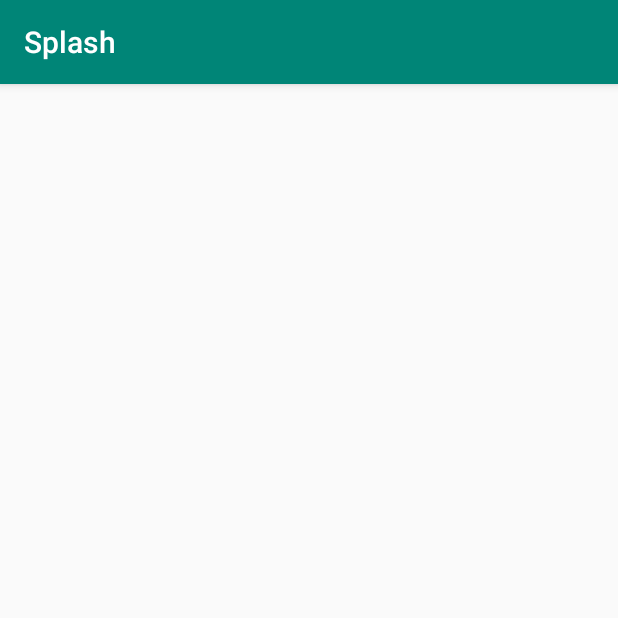
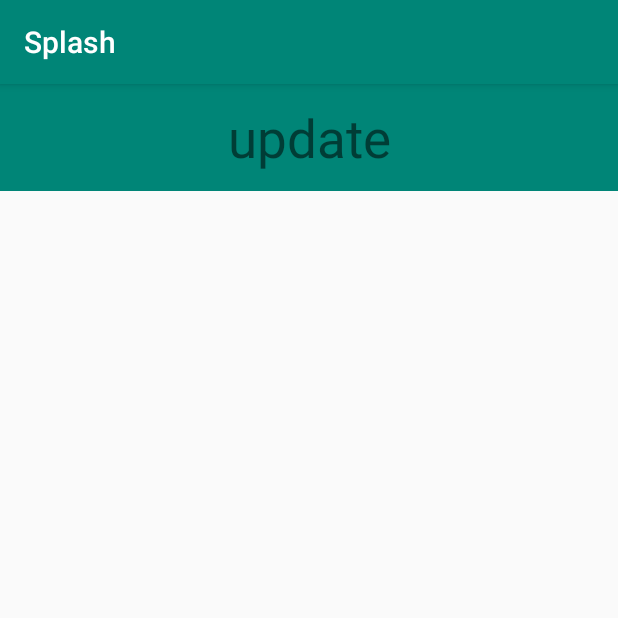
Before and after one commit to mohamednabiltraining/NotesAppAlexG1, an Android app: the NoteActivity screen opened directly, with no data from a screen before it, on a phone screen of 412 x 824 dp, the top half of it. Run offline under Robolectric (Android 15) with nearby library versions, the phone set to English and light mode, and no system bars; 1 statement that could not run was skipped.

```diff
--- a/app/build.gradle
+++ b/app/build.gradle
@@ -34,6 +34,9 @@ dependencies {
     implementation 'com.daimajia.androidanimations:library:2.3@aar'
 
 
+    implementation 'com.google.code.gson:gson:2.8.4'
+
+
     testImplementation 'junit:junit:4.12'
     androidTestImplementation 'androidx.test:runner:1.2.0'
     androidTestImplementation 'androidx.test.espresso:espresso-core:3.2.0'
--- a/app/src/main/java/com/route/NotesApp/DataBase/Model/Note.java
+++ b/app/src/main/java/com/route/NotesApp/DataBase/Model/Note.java
@@ -4,6 +4,8 @@ import androidx.room.ColumnInfo;
 import androidx.room.Entity;
 import androidx.room.Ignore;
 import androidx.room.PrimaryKey;
+
+import java.io.Serializable;
 
 /**
  * Created by Mohamed Nabil Mohamed on 9/14/2019.
--- a/app/src/main/java/com/route/NotesApp/NoteActivity.java
+++ b/app/src/main/java/com/route/NotesApp/NoteActivity.java
@@ -2,18 +2,47 @@ package com.route.NotesApp;
 
 import androidx.appcompat.app.AppCompatActivity;
 
+import android.content.Intent;
 import android.os.Bundle;
+import android.view.View;
 import android.widget.TextView;
 
+import com.google.gson.Gson;
+import com.route.NotesApp.DataBase.Model.Note;
+
+import java.util.ArrayList;
+
 public class NoteActivity extends AppCompatActivity {
+    Gson gson= new Gson();
+
     TextView noteContent;
+    TextView update;
+
+
     @Override
     protected void onCreate(Bundle savedInstanceState) {
         super.onCreate(savedInstanceState);
         setContentView(R.layout.activity_note);
 
+        update = findViewById(R.id.update);
         noteContent= findViewById(R.id.note_content);
-        String content = getIntent().getStringExtra("content");
+
+        final Note note  =gson.fromJson(getIntent().getStringExtra("myjson"),Note.class);
+        String content = note.getContent();
+
         noteContent.setText(content);
+        // start update activity
+       update.setOnClickListener(new View.OnClickListener() {
+           @Override
+           public void onClick(View v) {
+
+               Intent intent = new Intent(NoteActivity.this, UpdateActivity.class);
+
+               intent.putExtra("myjosn",  gson.toJson(note));
+
+               startActivity(intent);
+
+           }
+       });
     }
 }
--- a/app/src/main/res/layout/activity_note.xml
+++ b/app/src/main/res/layout/activity_note.xml
@@ -7,10 +7,22 @@
     tools:context="com.route.NotesApp.NoteActivity">
 
     <TextView
+        android:id="@+id/update"
+        android:layout_width="match_parent"
+        android:layout_height="wrap_content"
+        app:layout_constraintTop_toTopOf="parent"
+        app:layout_constraintEnd_toEndOf="parent"
+        app:layout_constraintStart_toStartOf="parent"
+        android:text="@string/update"
+        android:gravity="center"
+        android:background="@color/colorPrimary"
+        android:textSize="35sp"
+        android:padding="12dp"/>
+    <TextView
         android:id="@+id/note_content"
         android:layout_width="match_parent"
         android:layout_height="wrap_content"
-        app:layout_constraintTop_toTopOf="parent"
+        app:layout_constraintTop_toBottomOf="@+id/update"
         app:layout_constraintEnd_toEndOf="parent"
         app:layout_constraintStart_toStartOf="parent"
         android:textSize="35sp"
```
Also changed, not shown: app/src/main/java/com/route/NotesApp/HomeActivity.java (+9 -15 lines), app/src/main/java/com/route/NotesApp/NotesAdapter.java (+9 -23 lines), app/src/main/java/com/route/NotesApp/UpdateActivity.java (+13 -14 lines), app/src/main/res/layout/activity_update.xml (+4 -4 lines), app/src/main/res/layout/item_note.xml (+4 -13 lines).
